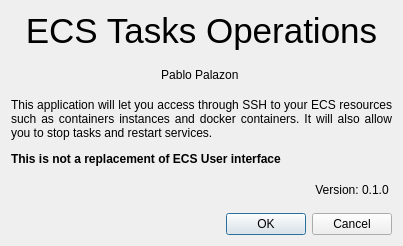
Qt form src/ecs_tasks_ops_qt5/about.ui (ppalazon/ecs-tasks-ops) before a commit.
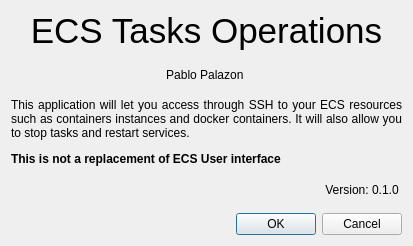
The same form after that commit.

What changed in the file:
```diff
--- a/src/ecs_tasks_ops_qt5/about.ui
+++ b/src/ecs_tasks_ops_qt5/about.ui
@@ -6,7 +6,7 @@
    <rect>
     <x>0</x>
     <y>0</y>
-    <width>403</width>
+    <width>413</width>
     <height>246</height>
    </rect>
   </property>
```
